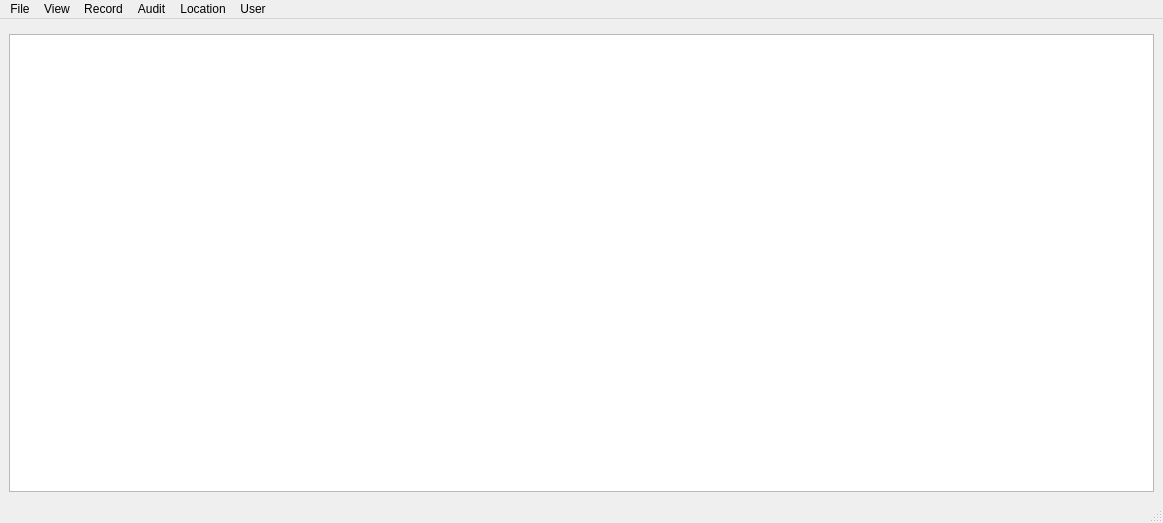
Qt form elitebridge_ui_file/userwindow.ui (SaiSawant1/EliteBridgeAdmin) before a commit.
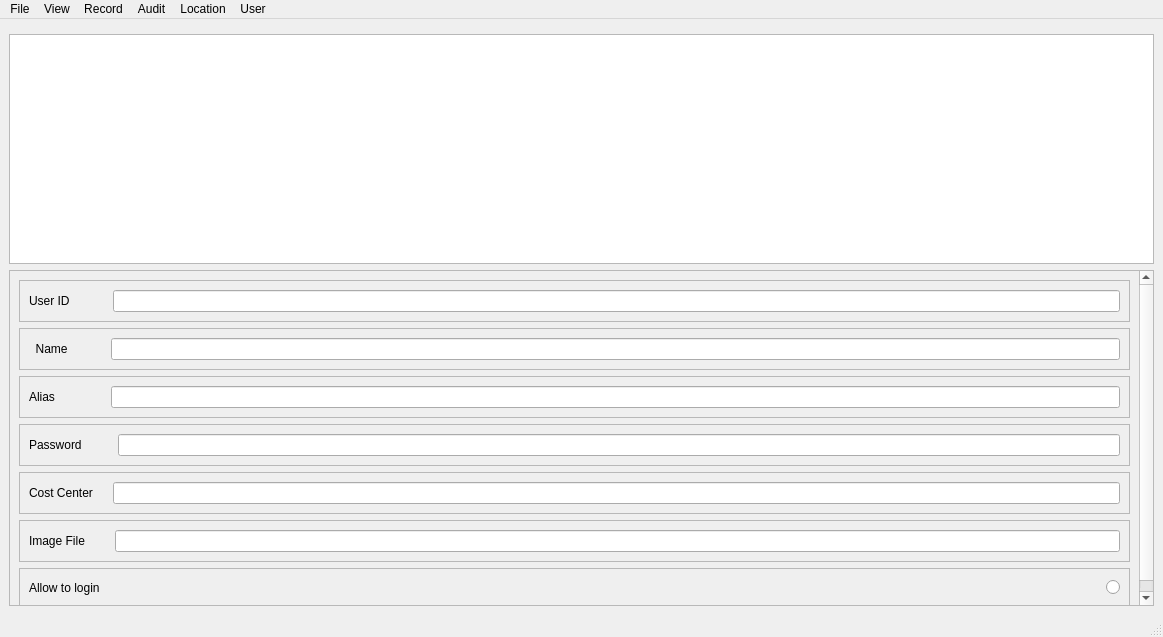
The same form after that commit.

```diff
--- a/elitebridge_ui_file/userwindow.ui
+++ b/elitebridge_ui_file/userwindow.ui
@@ -7,9 +7,15 @@
     <x>0</x>
     <y>0</y>
     <width>1163</width>
-    <height>523</height>
+    <height>637</height>
    </rect>
   </property>
+  <property name="maximumSize">
+   <size>
+    <width>16777215</width>
+    <height>16777215</height>
+   </size>
+  </property>
   <property name="windowTitle">
    <string>MainWindow</string>
   </property>
@@ -35,6 +41,263 @@
       </property>
      </widget>
     </item>
+    <item>
+     <widget class="QScrollArea" name="scrollArea">
+      <property name="widgetResizable">
+       <bool>true</bool>
+      </property>
+      <widget class="QWidget" name="scrollAreaWidgetContents">
+       <property name="geometry">
+        <rect>
+         <x>0</x>
+         <y>0</y>
+         <width>1122</width>
+         <height>420</height>
+        </rect>
+       </property>
+       <layout class="QVBoxLayout" name="verticalLayout_2">
+        <item>
+         <widget class="QFrame" name="frame_2">
+          <property name="frameShape">
+           <enum>QFrame::StyledPanel</enum>
+          </property>
+          <property name="frameShadow">
+           <enum>QFrame::Raised</enum>
+          </property>
+          <layout class="QHBoxLayout" name="horizontalLayout">
+           <item>
+            <widget class="QLabel" name="label_2">
+             <property name="maximumSize">
+              <size>
+               <width>92</width>
+               <height>16777215</height>
+              </size>
+             </property>
+             <property name="baseSize">
+              <size>
+               <width>154</width>
+               <height>0</height>
+              </size>
+             </property>
+             <property name="text">
+              <string>User ID           </string>
+             </property>
+            </widget>
+           </item>
+           <item>
+            <widget class="QLineEdit" name="user_id"/>
+           </item>
+          </layout>
+         </widget>
+        </item>
+        <item>
+         <widget class="QFrame" name="frame_14">
+          <property name="frameShape">
+           <enum>QFrame::StyledPanel</enum>
+          </property>
+          <property name="frameShadow">
+           <enum>QFrame::Raised</enum>
+          </property>
+          <layout class="QHBoxLayout" name="horizontalLayout_22">
+           <item>
+            <widget class="QLabel" name="label_23">
+             <property name="maximumSize">
+              <size>
+               <width>92</width>
+               <height>16777215</height>
+              </size>
+             </property>
+             <property name="baseSize">
+              <size>
+               <width>154</width>
+               <height>0</height>
+              </size>
+             </property>
+             <property name="text">
+              <string>  Name           </string>
+             </property>
+            </widget>
+           </item>
+           <item>
+            <widget class="QLineEdit" name="user_name">
+             <property name="baseSize">
+              <size>
+               <width>29</width>
+               <height>0</height>
+              </size>
+             </property>
+            </widget>
+           </item>
+          </layout>
+         </widget>
+        </item>
+        <item>
+         <widget class="QFrame" name="frame_3">
+          <property name="frameShape">
+           <enum>QFrame::StyledPanel</enum>
+          </property>
+          <property name="frameShadow">
+           <enum>QFrame::Raised</enum>
+          </property>
+          <layout class="QHBoxLayout" name="horizontalLayout_17">
+           <item>
+            <widget class="QLabel" name="label_18">
+             <property name="maximumSize">
+              <size>
+               <width>92</width>
+               <height>16777215</height>
+              </size>
+             </property>
+             <property name="baseSize">
+              <size>
+               <width>154</width>
+               <height>0</height>
+              </size>
+             </property>
+             <property name="text">
+              <string>Alias               </string>
+             </property>
+            </widget>
+           </item>
+           <item>
+            <widget class="QLineEdit" name="user_alias"/>
+           </item>
+          </layout>
+         </widget>
+        </item>
+        <item>
+         <widget class="QFrame" name="frame_5">
+          <property name="frameShape">
+           <enum>QFrame::StyledPanel</enum>
+          </property>
+          <property name="frameShadow">
+           <enum>QFrame::Raised</enum>
+          </property>
+          <layout class="QHBoxLayout" name="horizontalLayout_19">
+           <item>
+            <widget class="QLabel" name="label_20">
+             <property name="maximumSize">
+              <size>
+               <width>92</width>
+               <height>16777215</height>
+              </size>
+             </property>
+             <property name="baseSize">
+              <size>
+               <width>154</width>
+               <height>0</height>
+              </size>
+             </property>
+             <property name="text">
+              <string>Password         </string>
+             </property>
+            </widget>
+           </item>
+           <item>
+            <widget class="QLineEdit" name="user_password"/>
+           </item>
+          </layout>
+         </widget>
+        </item>
+        <item>
+         <widget class="QFrame" name="frame_4">
+          <property name="frameShape">
+           <enum>QFrame::StyledPanel</enum>
+          </property>
+          <property name="frameShadow">
+           <enum>QFrame::Raised</enum>
+          </property>
+          <layout class="QHBoxLayout" name="horizontalLayout_2">
+           <item>
+            <widget class="QLabel" name="label">
+             <property name="text">
+              <string>Cost Center    </string>
+             </property>
+            </widget>
+           </item>
+           <item>
+            <widget class="QLineEdit" name="user_costCenter"/>
+           </item>
+          </layout>
+         </widget>
+        </item>
+        <item>
+         <widget class="QFrame" name="frame_8">
+          <property name="frameShape">
+           <enum>QFrame::StyledPanel</enum>
+          </property>
+          <property name="frameShadow">
+           <enum>QFrame::Raised</enum>
+          </property>
+          <layout class="QHBoxLayout" name="horizontalLayout_20">
+           <item>
+            <widget class="QLabel" name="label_21">
+             <property name="maximumSize">
+              <size>
+               <width>92</width>
+               <height>16777215</height>
+              </size>
+             </property>
+             <property name="baseSize">
+              <size>
+               <width>154</width>
+               <height>0</height>
+              </size>
+             </property>
+             <property name="text">
+              <string>Image File       </string>
+             </property>
+            </widget>
+           </item>
+           <item>
+            <widget class="QLineEdit" name="user_image"/>
+           </item>
+          </layout>
+         </widget>
+        </item>
+        <item>
+         <widget class="QFrame" name="frame_11">
+          <property name="frameShape">
+           <enum>QFrame::StyledPanel</enum>
+          </property>
+          <property name="frameShadow">
+           <enum>QFrame::Raised</enum>
+          </property>
+          <layout class="QHBoxLayout" name="horizontalLayout_21">
+           <item>
+            <widget class="QLabel" name="label_22">
+             <property name="text">
+              <string>Allow to login</string>
+             </property>
+            </widget>
+           </item>
+           <item>
+            <spacer name="horizontalSpacer">
+             <property name="orientation">
+              <enum>Qt::Horizontal</enum>
+             </property>
+             <property name="sizeHint" stdset="0">
+              <size>
+               <width>40</width>
+               <height>20</height>
+              </size>
+             </property>
+            </spacer>
+           </item>
+           <item>
+            <widget class="QRadioButton" name="allowedToLogin">
+             <property name="text">
+              <string/>
+             </property>
+            </widget>
+           </item>
+          </layout>
+         </widget>
+        </item>
+       </layout>
+      </widget>
+     </widget>
+    </item>
    </layout>
   </widget>
   <widget class="QMenuBar" name="menubar">
```
